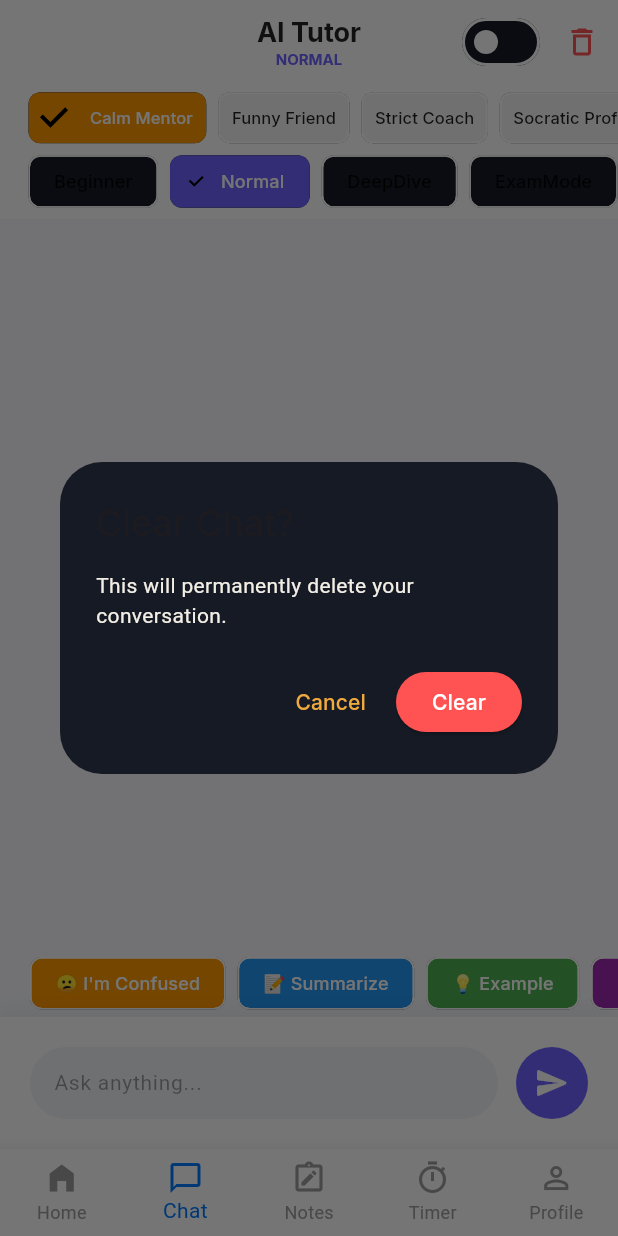
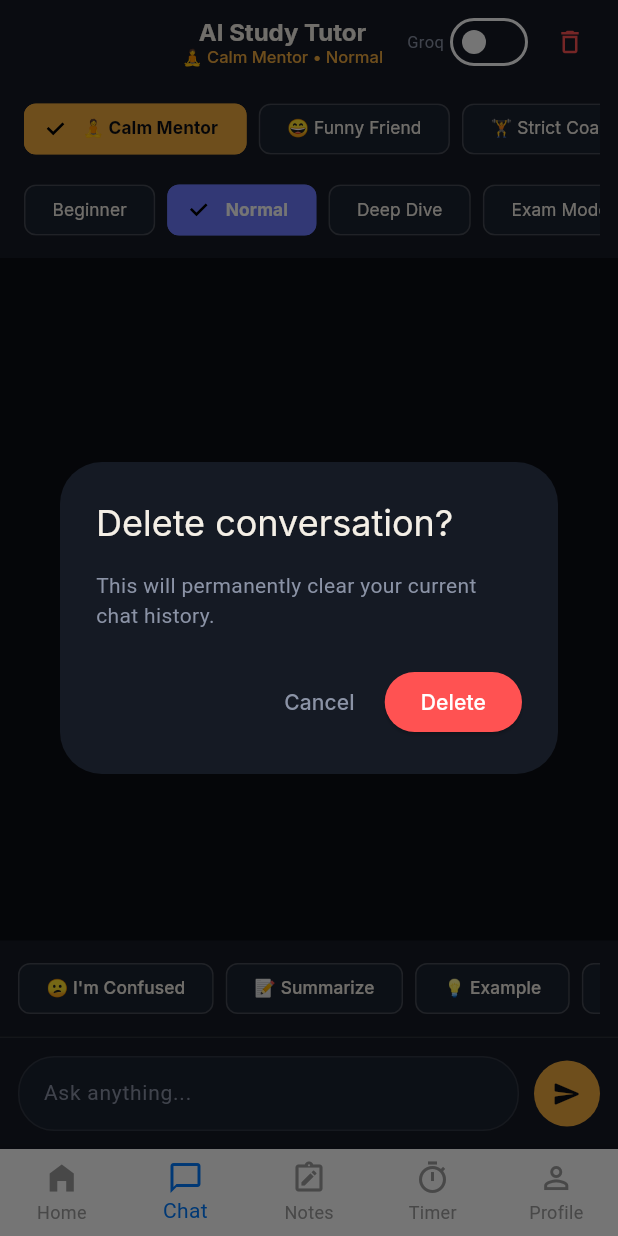
Before and after one commit to richardfacman/Ai-LearnMate, a Flutter app: the screen it shows once a user with an empty profile is signed in, item 2 of the bottom bar chosen, after a tap on the "delete outline" icon, on a phone screen of 412 x 824 dp. Run offline on Flutter 3.47's test engine with Material 3 defaults, Android fonts, the phone set to English and light mode, and no system bars; our stand-ins replace cloud_firestore, file_picker, firebase_auth, firebase_core, fl_chart, flutter_dotenv and 7 more; missing offline and left inert: google_mlkit_text_recognition; accounts and stored records are empty.

Commit message:
Completely overhaul AI Tutor Chat UI for desktop and mobile responsiveness per v2 Master Prompt

```diff
--- a/lib/screens/dashboard/chat_screen.dart
+++ b/lib/screens/dashboard/chat_screen.dart
@@ -24,6 +24,16 @@ class _ChatScreenState extends State<ChatScreen> {
   final _auth = FirebaseAuth.instance;
   final _db = FirebaseFirestore.instance;
 
+  // Theme Tokens
+  static const Color ink = Color(0xFF0B0E14);
+  static const Color surface = Color(0xFF151A24);
+  static const Color surfaceHi = Color(0xFF1B2230);
+  static const Color gold = Color(0xFFF0A93E);
+  static const Color indigo = Color(0xFF6C7BFF);
+  static const Color paper = Color(0xFFF4EFE6);
+  static const Color muted = Color(0xFF8B93A6);
+  static const Color hairline = Color(0x1AF4EFE6);
+
   @override
   void initState() {
     super.initState();
@@ -34,6 +44,7 @@ class _ChatScreenState extends State<ChatScreen> {
     final user = _auth.currentUser;
     if (user == null) return;
 
+    try {
       final snap = await _db
           .collection('chats')
           .doc(user.uid)
@@ -54,12 +65,14 @@ class _ChatScreenState extends State<ChatScreen> {
         });
         _scrollToBottom();
       }
+    } catch (_) {}
   }
 
   Future<void> _saveMessage(String role, String text) async {
     final user = _auth.currentUser;
     if (user == null) return;
 
+    try {
       await _db
           .collection('chats')
           .doc(user.uid)
@@ -69,12 +82,14 @@ class _ChatScreenState extends State<ChatScreen> {
         'text': text,
         'timestamp': FieldValue.serverTimestamp(),
       });
+    } catch (_) {}
   }
 
   Future<void> _clearChat() async {
     final user = _auth.currentUser;
     if (user == null) return;
 
+    try {
       final ref = _db.collection('chats').doc(user.uid).collection('messages');
       final snap = await ref.get();
       final batch = _db.batch();
@@ -83,11 +98,12 @@ class _ChatScreenState extends State<ChatScreen> {
       }
       await batch.commit();
       setState(() => _messages.clear());
+    } catch (_) {}
   }
 
   Future<void> sendMessage() async {
     final userText = _msgCtrl.text.trim();
-    if (userText.isEmpty) return;
+    if (userText.isEmpty || _loading) return;
 
     setState(() {
       _messages.add({'role': 'user', 'text': userText});
@@ -98,7 +114,6 @@ class _ChatScreenState extends State<ChatScreen> {
     await _saveMessage('user', userText);
 
     try {
-      // 🚀 Prepare history (last 10 messages) for the AI
       final history = _messages.map((m) {
         return {
           "role": m['role'] == 'user' ? "user" : "assistant",
@@ -109,7 +124,7 @@ class _ChatScreenState extends State<ChatScreen> {
       final aiReply = _useNvidia
           ? await NvidiaService.getChatResponse(history)
           : await AiProviderManager().generateResponse(
-              prompt: history.isNotEmpty ? history.last['content']! : 'Hello',
+              prompt: userText,
               feature: AiFeature.tutor,
               history: history,
             );
@@ -120,7 +135,6 @@ class _ChatScreenState extends State<ChatScreen> {
         });
         await _saveMessage('ai', aiReply);
       }
-
     } catch (e) {
       if (mounted) {
         setState(() {
@@ -147,48 +161,66 @@ class _ChatScreenState extends State<ChatScreen> {
 
   @override
   Widget build(BuildContext context) {
+    final size = MediaQuery.of(context).size;
+    final isDesktop = size.width > 800;
+
     return Scaffold(
-      backgroundColor: const Color(0xFFF8F9FE),
+      backgroundColor: ink,
       appBar: AppBar(
         elevation: 0,
-        backgroundColor: Colors.white,
-        iconTheme: const IconThemeData(color: Colors.black87),
+        backgroundColor: surface,
+        iconTheme: const IconThemeData(color: paper),
         title: Column(
           children: [
             Text(
-              _useNvidia ? "NVIDIA AI Assistant" : "AI Tutor",
-              style: const TextStyle(color: Colors.black87, fontWeight: FontWeight.bold, fontSize: 18),
+              _useNvidia ? "NVIDIA AI Assistant" : "AI Study Tutor",
+              style: const TextStyle(color: paper, fontWeight: FontWeight.bold, fontSize: 16),
             ),
             if (!_useNvidia)
               Text(
-                _selectedMode.name.toUpperCase(),
-                style: const TextStyle(color: Color(0xFF6C63FF), fontSize: 10, fontWeight: FontWeight.bold),
+                "${_personaLabel(_selectedPersona)} • ${_modeLabel(_selectedMode)}",
+                style: const TextStyle(color: gold, fontSize: 11, fontWeight: FontWeight.w500),
               ),
           ],
         ),
         centerTitle: true,
         actions: [
+          Row(
+            children: [
+              Text(
+                _useNvidia ? "NVIDIA" : "Groq",
+                style: const TextStyle(color: muted, fontSize: 11),
+              ),
               Switch(
                 value: _useNvidia,
                 onChanged: (val) => setState(() => _useNvidia = val),
-            activeColor: const Color(0xFF6C63FF),
-          ),
-          IconButton(
-            icon: const Icon(Icons.delete_outline, color: Colors.redAccent),
-            onPressed: () => _confirmClearChat(),
+                activeColor: gold,
               ),
             ],
           ),
-      body: Column(
+          IconButton(
+            icon: const Icon(Icons.delete_outline, color: Colors.redAccent, size: 20),
+            tooltip: "Delete conversation",
+            onPressed: _confirmClearChat,
+          ),
+          const SizedBox(width: 8),
+        ],
+      ),
+      body: Center(
+        child: Container(
+          constraints: BoxConstraints(maxWidth: isDesktop ? 900 : double.infinity),
+          child: Column(
             children: [
               if (!_useNvidia) ...[
-            _buildPersonaSelector(),
-            _buildModeSelector(),
+                _buildPersonaSelector(isDesktop),
+                _buildModeSelector(isDesktop),
               ],
               Expanded(
-            child: ListView.builder(
+                child: _messages.isEmpty
+                    ? _buildEmptyState()
+                    : ListView.builder(
                         controller: _scrollController,
-              padding: const EdgeInsets.symmetric(horizontal: 20, vertical: 10),
+                        padding: const EdgeInsets.symmetric(horizontal: 16, vertical: 12),
                         itemCount: _messages.length,
                         itemBuilder: (context, index) {
                           final msg = _messages[index];
@@ -198,109 +230,189 @@ class _ChatScreenState extends State<ChatScreen> {
                       ),
               ),
               if (_loading)
-            const Padding(
-              padding: EdgeInsets.symmetric(vertical: 10),
-              child: Center(
-                child: CircularProgressIndicator(
-                  strokeWidth: 2,
-                  valueColor: AlwaysStoppedAnimation<Color>(Color(0xFF6C63FF)),
+                Padding(
+                  padding: const EdgeInsets.symmetric(vertical: 8),
+                  child: Row(
+                    mainAxisAlignment: MainAxisAlignment.center,
+                    children: [
+                      const SizedBox(
+                        width: 16,
+                        height: 16,
+                        child: CircularProgressIndicator(strokeWidth: 2, color: gold),
                       ),
+                      const SizedBox(width: 10),
+                      Text("AI Tutor is thinking...", style: TextStyle(color: muted, fontSize: 12)),
+                    ],
                   ),
                 ),
               _buildQuickActions(),
-          _buildInputBar(),
+              _buildInputBar(isDesktop),
             ],
+          ),
+        ),
       ),
     );
   }
 
-  Widget _buildPersonaSelector() {
+  Widget _buildEmptyState() {
+    return Center(
+      child: Padding(
+        padding: const EdgeInsets.all(32.0),
+        child: Column(
+          mainAxisAlignment: MainAxisAlignment.center,
+          children: [
+            Container(
+              padding: const EdgeInsets.all(16),
+              decoration: BoxDecoration(
+                color: surface,
+                shape: BoxShape.circle,
+                border: Border.all(color: hairline),
+              ),
+              child: const Icon(Icons.psychology, color: gold, size: 40),
+            ),
+            const SizedBox(height: 16),
+            const Text(
+              "How can I help you study today?",
+              style: TextStyle(color: paper, fontSize: 18, fontWeight: FontWeight.w600),
+            ),
+            const SizedBox(height: 8),
+            const Text(
+              "Ask a question, choose a learning mode, or tap a quick action chip below to begin.",
+              style: TextStyle(color: muted, fontSize: 13),
+              textAlign: TextAlign.center,
+            ),
+          ],
+        ),
+      ),
+    );
+  }
+
+  Widget _buildPersonaSelector(bool isDesktop) {
     return Container(
-      height: 40,
-      color: Colors.white,
-      padding: const EdgeInsets.only(top: 5),
-      child: ListView(
+      color: surface,
+      padding: const EdgeInsets.symmetric(vertical: 6, horizontal: 12),
+      child: SingleChildScrollView(
         scrollDirection: Axis.horizontal,
-        padding: const EdgeInsets.symmetric(horizontal: 15),
+        child: Row(
+          mainAxisAlignment: isDesktop ? MainAxisAlignment.center : MainAxisAlignment.start,
           children: TutorPersona.values.map((persona) {
             final isSelected = _selectedPersona == persona;
             return Padding(
               padding: const EdgeInsets.symmetric(horizontal: 4),
-            child: FilterChip(
-              label: Text(_personaLabel(persona), style: TextStyle(fontSize: 11, color: isSelected ? Colors.white : Colors.black87)),
+              child: ChoiceChip(
+                label: Text(_personaLabel(persona)),
                 selected: isSelected,
                 onSelected: (val) => setState(() => _selectedPersona = persona),
-              selectedColor: Colors.orange,
-              backgroundColor: Colors.grey[100],
-              padding: EdgeInsets.zero,
+                selectedColor: gold,
+                backgroundColor: surfaceHi,
+                labelStyle: TextStyle(
+                  color: isSelected ? ink : paper,
+                  fontSize: 11.5,
+                  fontWeight: isSelected ? FontWeight.bold : FontWeight.normal,
+                ),
+                padding: const EdgeInsets.symmetric(horizontal: 10, vertical: 6),
+                side: BorderSide(color: isSelected ? gold : hairline),
               ),
             );
           }).toList(),
+        ),
       ),
     );
   }
 
   String _personaLabel(TutorPersona persona) {
     switch (persona) {
-      case TutorPersona.calmMentor: return "Calm Mentor";
-      case TutorPersona.funnyFriend: return "Funny Friend";
-      case TutorPersona.strictCoach: return "Strict Coach";
-      case TutorPersona.socraticProfessor: return "Socratic Prof";
+      case TutorPersona.calmMentor:
+        return "🧘 Calm Mentor";
+      case TutorPersona.funnyFriend:
+        return "😄 Funny Friend";
+      case TutorPersona.strictCoach:
+        return "🏋️ Strict Coach";
+      case TutorPersona.socraticProfessor:
+        return "📜 Socratic Prof";
     }
   }
 
-  Widget _buildModeSelector() {
+  Widget _buildModeSelector(bool isDesktop) {
     return Container(
-      height: 50,
-      color: Colors.white,
-      child: ListView(
+      color: surface,
+      padding: const EdgeInsets.only(bottom: 8, left: 12, right: 12),
+      child: SingleChildScrollView(
         scrollDirection: Axis.horizontal,
-        padding: const EdgeInsets.symmetric(horizontal: 15),
+        child: Row(
+          mainAxisAlignment: isDesktop ? MainAxisAlignment.center : MainAxisAlignment.start,
           children: LearningMode.values.map((mode) {
             final isSelected = _selectedMode == mode;
             return Padding(
               padding: const EdgeInsets.symmetric(horizontal: 4),
               child: ChoiceChip(
-              label: Text(mode.name[0].toUpperCase() + mode.name.substring(1)),
+                label: Text(_modeLabel(mode)),
                 selected: isSelected,
                 onSelected: (val) => setState(() => _selectedMode = mode),
-              selectedColor: const Color(0xFF6C63FF),
+                selectedColor: indigo,
+                backgroundColor: surfaceHi,
                 labelStyle: TextStyle(
-                color: isSelected ? Colors.white : Colors.black87,
-                fontSize: 12,
+                  color: isSelected ? Colors.white : paper,
+                  fontSize: 11.5,
+                  fontWeight: isSelected ? FontWeight.bold : FontWeight.normal,
                 ),
+                padding: const EdgeInsets.symmetric(horizontal: 10, vertical: 6),
+                side: BorderSide(color: isSelected ? indigo : hairline),
               ),
             );
           }).toList(),
         ),
+      ),
     );
+  }
+
+  String _modeLabel(LearningMode mode) {
+    switch (mode) {
+      case LearningMode.beginner:
+        return "Beginner";
+      case LearningMode.normal:
+        return "Normal";
+      case LearningMode.deepDive:
+        return "Deep Dive";
+      case LearningMode.examMode:
+        return "Exam Mode";
+      case LearningMode.socratic:
+        return "Socratic";
+      case LearningMode.revision:
+        return "Revision";
+      case LearningMode.teachBack:
+        return "Teach Back";
+    }
   }
 
   Widget _buildQuickActions() {
     return Container(
-      height: 45,
-      padding: const EdgeInsets.symmetric(vertical: 5),
-      child: ListView(
+      padding: const EdgeInsets.symmetric(vertical: 8, horizontal: 12),
+      color: surface,
+      child: SingleChildScrollView(
         scrollDirection: Axis.horizontal,
-        padding: const EdgeInsets.symmetric(horizontal: 20),
+        child: Row(
           children: [
-          _actionChip("😕 I'm Confused", Colors.orange, () => _handleQuickAction("I am confused about your previous explanation. Please simplify it with an analogy.")),
-          _actionChip("📝 Summarize", Colors.blue, () => _handleQuickAction("Summarize our discussion so far.")),
-          _actionChip("💡 Example", Colors.green, () => _handleQuickAction("Give me a real-life example of this.")),
-          _actionChip("❓ Test Me", Colors.purple, () => _handleQuickAction("Ask me a question to test my understanding.")),
-          _actionChip("🔍 Deep Dive", Colors.red, () => _handleQuickAction("Tell me more technical details about this.")),
+            _actionChip("😕 I'm Confused", () => _handleQuickAction("I am confused about your previous explanation. Please simplify it with an analogy.")),
+            _actionChip("📝 Summarize", () => _handleQuickAction("Summarize our discussion so far concisely.")),
+            _actionChip("💡 Example", () => _handleQuickAction("Give me a real-life practical example of this concept.")),
+            _actionChip("❓ Test Me", () => _handleQuickAction("Ask me a short practice question to test my understanding.")),
+            _actionChip("🔍 Deep Dive", () => _handleQuickAction("Provide a detailed technical explanation of this topic.")),
           ],
+        ),
       ),
     );
   }
 
-  Widget _actionChip(String label, Color color, VoidCallback onTap) {
+  Widget _actionChip(String label, VoidCallback onTap) {
     return Padding(
       padding: const EdgeInsets.only(right: 8),
       child: ActionChip(
-        label: Text(label, style: const TextStyle(color: Colors.white, fontSize: 12)),
-        backgroundColor: color,
+        label: Text(label, style: const TextStyle(color: paper, fontSize: 11.5, fontWeight: FontWeight.w500)),
+        backgroundColor: surfaceHi,
+        side: const BorderSide(color: hairline),
         onPressed: onTap,
+        padding: const EdgeInsets.symmetric(horizontal: 10, vertical: 6),
       ),
     );
   }
@@ -314,49 +426,37 @@ class _ChatScreenState extends State<ChatScreen> {
     return Align(
       alignment: isUser ? Alignment.centerRight : Alignment.centerLeft,
       child: Container(
-        margin: const EdgeInsets.symmetric(vertical: 8),
+        margin: const EdgeInsets.symmetric(vertical: 6),
         padding: const EdgeInsets.symmetric(horizontal: 16, vertical: 12),
-        constraints: BoxConstraints(maxWidth: MediaQuery.of(context).size.width * 0.75),
+        constraints: BoxConstraints(maxWidth: MediaQuery.of(context).size.width * 0.8),
         decoration: BoxDecoration(
-          color: isUser ? const Color(0xFF6C63FF) : Colors.white,
+          color: isUser ? gold : surface,
           borderRadius: BorderRadius.only(
-            topLeft: const Radius.circular(20),
-            topRight: const Radius.circular(20),
-            bottomLeft: Radius.circular(isUser ? 20 : 0),
-            bottomRight: Radius.circular(isUser ? 0 : 20),
+            topLeft: const Radius.circular(16),
+            topRight: const Radius.circular(16),
+            bottomLeft: Radius.circular(isUser ? 16 : 4),
+            bottomRight: Radius.circular(isUser ? 4 : 16),
           ),
-          boxShadow: [
-            BoxShadow(
-              color: Colors.black.withOpacity(0.05),
-              blurRadius: 10,
-              offset: const Offset(0, 4),
+          border: Border.all(color: isUser ? gold : hairline),
         ),
-          ],
-        ),
-        child: Text(
+        child: SelectableText(
           text,
           style: TextStyle(
-            color: isUser ? Colors.white : Colors.black87,
-            fontSize: 15,
-            height: 1.4,
+            color: isUser ? ink : paper,
+            fontSize: 14,
+            height: 1.45,
           ),
         ),
       ),
     );
   }
 
-  Widget _buildInputBar() {
+  Widget _buildInputBar(bool isDesktop) {
     return Container(
-      padding: const EdgeInsets.all(20),
+      padding: const EdgeInsets.all(12),
       decoration: BoxDecoration(
-        color: Colors.white,
-        boxShadow: [
-          BoxShadow(
-            color: Colors.black.withOpacity(0.05),
-            blurRadius: 10,
-            offset: const Offset(0, -5),
-          ),
-        ],
+        color: surface,
+        border: const Border(top: BorderSide(color: hairline)),
       ),
       child: SafeArea(
         child: Row(
@@ -365,31 +465,43 @@ class _ChatScreenState extends State<ChatScreen> {
               child: Container(
                 padding: const EdgeInsets.symmetric(horizontal: 16),
                 decoration: BoxDecoration(
-                  color: const Color(0xFFF1F4F8),
-                  borderRadius: BorderRadius.circular(30),
+                  color: surfaceHi,
+                  borderRadius: BorderRadius.circular(24),
+                  border: Border.all(color: hairline),
                 ),
                 child: TextField(
                   controller: _msgCtrl,
-                  style: const TextStyle(color: Colors.black87, fontSize: 14),
+                  style: const TextStyle(color: paper, fontSize: 14),
+                  maxLines: 4,
+                  minLines: 1,
                   decoration: const InputDecoration(
                     hintText: "Ask anything...",
-                    hintStyle: TextStyle(color: Colors.black38, fontSize: 14),
+                    hintStyle: TextStyle(color: muted, fontSize: 14),
                     border: InputBorder.none,
                   ),
                   onSubmitted: (_) => sendMessage(),
                 ),
               ),
             ),
-            const SizedBox(width: 12),
-            GestureDetector(
+            const SizedBox(width: 10),
+            InkWell(
               onTap: _loading ? null : sendMessage,
+              borderRadius: BorderRadius.circular(24),
               child: Container(
-                padding: const EdgeInsets.all(12),
+                width: 44,
+                height: 44,
                 decoration: const BoxDecoration(
-                  color: Color(0xFF6C63FF),
+                  color: gold,
                   shape: BoxShape.circle,
                 ),
-                child: const Icon(Icons.send_rounded, color: Colors.white, size: 24),
+                alignment: Alignment.center,
+                child: _loading
+                    ? const SizedBox(
+                        width: 18,
+                        height: 18,
+                        child: CircularProgressIndicator(color: ink, strokeWidth: 2),
+                      )
+                    : const Icon(Icons.send_rounded, color: ink, size: 20),
               ),
             ),
           ],
@@ -402,17 +514,21 @@ class _ChatScreenState extends State<ChatScreen> {
     showDialog(
       context: context,
       builder: (ctx) => AlertDialog(
-        title: const Text("Clear Chat?"),
-        content: const Text("This will permanently delete your conversation."),
+        backgroundColor: surface,
+        title: const Text("Delete conversation?", style: TextStyle(color: paper)),
+        content: const Text("This will permanently clear your current chat history.", style: TextStyle(color: muted)),
         actions: [
-          TextButton(onPressed: () => Navigator.pop(ctx), child: const Text("Cancel")),
+          TextButton(
+            onPressed: () => Navigator.pop(ctx),
+            child: const Text("Cancel", style: TextStyle(color: muted)),
+          ),
           ElevatedButton(
             onPressed: () {
               _clearChat();
               Navigator.pop(ctx);
             },
             style: ElevatedButton.styleFrom(backgroundColor: Colors.redAccent),
-            child: const Text("Clear", style: TextStyle(color: Colors.white)),
+            child: const Text("Delete", style: TextStyle(color: Colors.white)),
           ),
         ],
       ),
```
Lines whose indentation alone changed are shown as unchanged.
